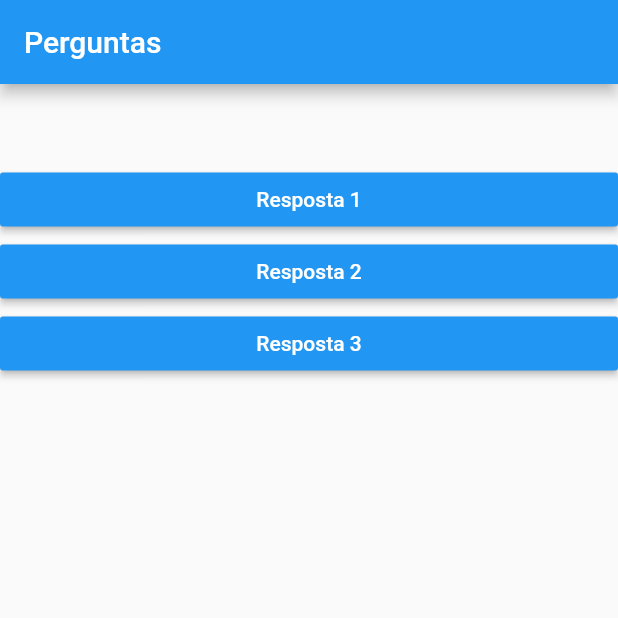
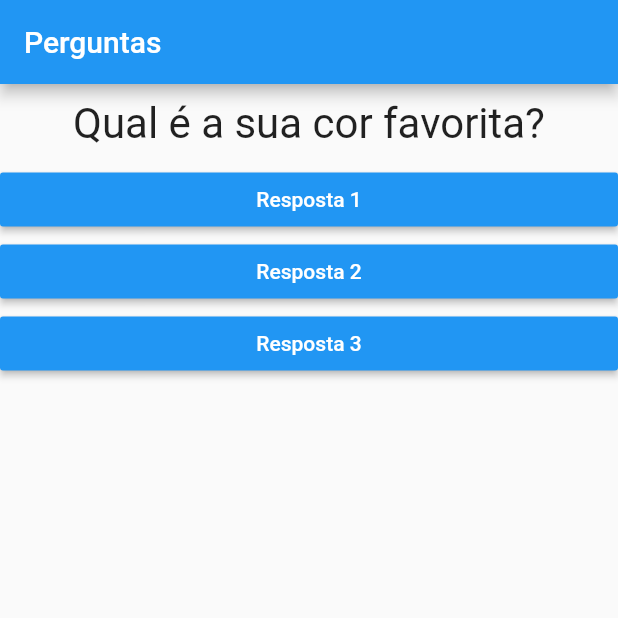
Before and after one commit to KaiqueMunhoz/ryc_projeto_perguntas, a Flutter app: the screen it shows after launch, on a phone screen of 412 x 824 dp, the top half of it. Run offline on Flutter 3.47's test engine with Material 2 defaults, Android fonts, the phone set to English and light mode, and no system bars.

```diff
--- a/lib/main.dart
+++ b/lib/main.dart
@@ -35,7 +35,7 @@ class _PerguntasAppState extends State<PerguntasApp> {
         ),
         body: Column(
           children: [
-            Questao(''),
+            Questao(perguntas[_perguntaSelecionada]['texto'].toString()),
             Resposta('Resposta 1', responder),
             Resposta('Resposta 2', responder),
             Resposta('Resposta 3', responder),
```
